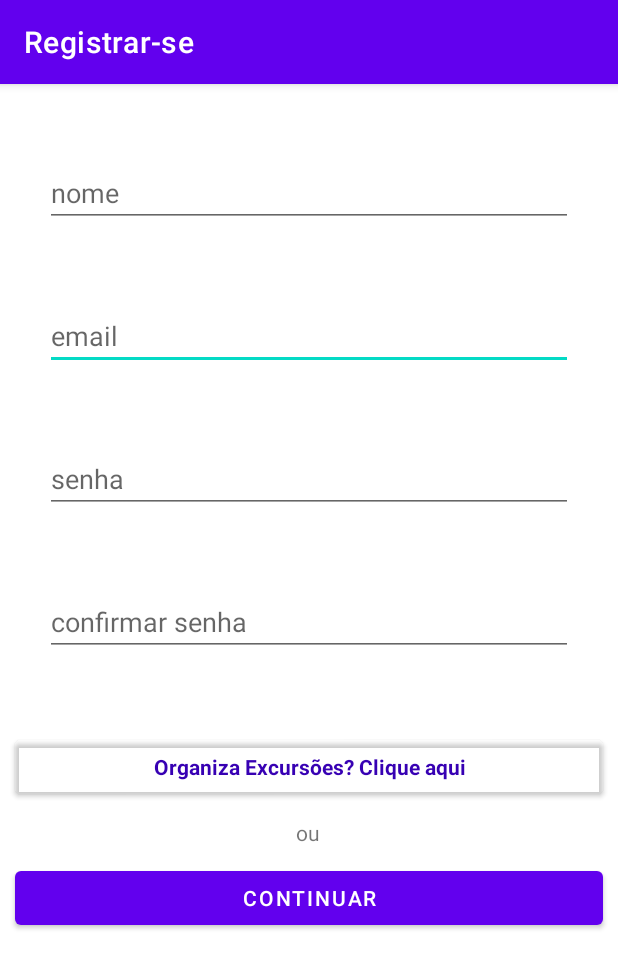
After one commit to victorbueno8/TripXp, an Android app: the RegistrationActivity screen opened directly, with no data from a screen before it, on a phone screen of 412 x 824 dp. The commit adds this screen. Shown: the top 968 px of the screen. Run offline under Robolectric (Android 15) with nearby library versions, the phone set to English and light mode, and no system bars.

Commit message:
Add base login and registration activities

```diff
--- a/app/src/main/AndroidManifest.xml
+++ b/app/src/main/AndroidManifest.xml
@@ -9,6 +9,12 @@
         android:roundIcon="@mipmap/ic_launcher_round"
         android:supportsRtl="true"
         android:theme="@style/Theme.TripXp">
+        <activity
+            android:name=".presentation.RegistrationActivity"
+            android:label="Registrar-se" />
+        <activity
+            android:name=".presentation.LoginActivity"
+            android:label="Login"/>
         <activity android:name=".presentation.SplashScreenActivity">
             <intent-filter>
                 <action android:name="android.intent.action.MAIN" />
--- /dev/null
+++ b/app/src/main/java/br/edu/ifsp/scl/sdm/tripxp/presentation/RegistrationActivity.kt
@@ -0,0 +1,12 @@
+package br.edu.ifsp.scl.sdm.tripxp.presentation
+
+import androidx.appcompat.app.AppCompatActivity
+import android.os.Bundle
+import br.edu.ifsp.scl.sdm.tripxp.R
+
+class RegistrationActivity : AppCompatActivity() {
+    override fun onCreate(savedInstanceState: Bundle?) {
+        super.onCreate(savedInstanceState)
+        setContentView(R.layout.activity_registration)
+    }
+}
--- /dev/null
+++ b/app/src/main/res/layout/activity_registration.xml
@@ -0,0 +1,121 @@
+<?xml version="1.0" encoding="utf-8"?>
+<androidx.constraintlayout.widget.ConstraintLayout xmlns:android="http://schemas.android.com/apk/res/android"
+    xmlns:app="http://schemas.android.com/apk/res-auto"
+    xmlns:tools="http://schemas.android.com/tools"
+    android:layout_width="match_parent"
+    android:layout_height="match_parent"
+    tools:context=".presentation.RegistrationActivity">
+
+    <TextView
+        android:id="@+id/ouTv2"
+        android:layout_width="wrap_content"
+        android:layout_height="wrap_content"
+        android:layout_marginTop="10dp"
+        android:text="@string/ou"
+        app:layout_constraintEnd_toEndOf="parent"
+        app:layout_constraintHorizontal_bias="0.498"
+        app:layout_constraintStart_toStartOf="parent"
+        app:layout_constraintTop_toBottomOf="@+id/registerOrganizadorBt"
+        tools:text="ou" />
+
+    <EditText
+        android:id="@+id/registerEmailEt"
+        android:layout_width="0dp"
+        android:layout_height="wrap_content"
+        android:layout_marginStart="30dp"
+        android:layout_marginLeft="30dp"
+        android:layout_marginTop="50dp"
+        android:layout_marginEnd="30dp"
+        android:layout_marginRight="30dp"
+        android:ems="10"
+        android:hint="@string/email"
+        android:inputType="textEmailAddress"
+        app:layout_constraintEnd_toEndOf="parent"
+        app:layout_constraintStart_toStartOf="parent"
+        app:layout_constraintTop_toBottomOf="@+id/registerNameEt"
+        android:autofillHints="@string/email" />
+
+    <EditText
+        android:id="@+id/registerSenhaEt"
+        android:layout_width="0dp"
+        android:layout_height="wrap_content"
+        android:layout_marginStart="30dp"
+        android:layout_marginLeft="30dp"
+        android:layout_marginTop="50dp"
+        android:layout_marginEnd="30dp"
+        android:layout_marginRight="30dp"
+        android:ems="10"
+        android:hint="@string/senha"
+        android:inputType="textPassword"
+        app:layout_constraintEnd_toEndOf="parent"
+        app:layout_constraintStart_toStartOf="parent"
+        app:layout_constraintTop_toBottomOf="@+id/registerEmailEt"
+        android:autofillHints="@string/senha" />
+
+    <EditText
+        android:id="@+id/registerConfirmSenhaEt"
+        android:layout_width="0dp"
+        android:layout_height="wrap_content"
+        android:layout_marginStart="30dp"
+        android:layout_marginLeft="30dp"
+        android:layout_marginTop="50dp"
+        android:layout_marginEnd="30dp"
+        android:layout_marginRight="30dp"
+        android:ems="10"
+        android:hint="@string/confirmar_senha"
+        android:inputType="textPassword"
+        app:layout_constraintEnd_toEndOf="parent"
+        app:layout_constraintStart_toStartOf="parent"
+        app:layout_constraintTop_toBottomOf="@+id/registerSenhaEt"
+        android:autofillHints="@string/confirmar_senha" />
+
+    <EditText
+        android:id="@+id/registerNameEt"
+        android:layout_width="0dp"
+        android:layout_height="wrap_content"
+        android:layout_marginStart="30dp"
+        android:layout_marginLeft="30dp"
+        android:layout_marginTop="50dp"
+        android:layout_marginEnd="30dp"
+        android:layout_marginRight="30dp"
+        android:ems="10"
+        android:hint="@string/nome"
+        android:inputType="textPersonName"
+        app:layout_constraintEnd_toEndOf="parent"
+        app:layout_constraintStart_toStartOf="parent"
+        app:layout_constraintTop_toTopOf="parent"
+        android:autofillHints="@string/nome" />
+
+    <Button
+        android:id="@+id/continuarBt"
+        android:layout_width="0dp"
+        android:layout_height="wrap_content"
+        android:layout_marginStart="10dp"
+        android:layout_marginLeft="10dp"
+        android:layout_marginTop="10dp"
+        android:layout_marginEnd="10dp"
+        android:layout_marginRight="10dp"
+        android:text="@string/continuar"
+        app:layout_constraintEnd_toEndOf="parent"
+        app:layout_constraintStart_toStartOf="parent"
+        app:layout_constraintTop_toBottomOf="@+id/ouTv2" />
+
+    <Button
+        android:id="@+id/registerOrganizadorBt"
+        android:layout_width="0dp"
+        android:layout_height="wrap_content"
+        android:layout_marginStart="10dp"
+        android:layout_marginLeft="10dp"
+        android:layout_marginTop="50dp"
+        android:layout_marginEnd="10dp"
+        android:layout_marginRight="10dp"
+        android:text="@string/organiza_excurs_es_clique_aqui"
+        android:textAppearance="@style/TextAppearance.AppCompat.Body1"
+        android:textColor="@color/purple_700"
+        android:textStyle="bold"
+        app:backgroundTint="#00FFFFFF"
+        app:layout_constraintEnd_toEndOf="parent"
+        app:layout_constraintStart_toStartOf="parent"
+        app:layout_constraintTop_toBottomOf="@+id/registerConfirmSenhaEt" />
+
+</androidx.constraintlayout.widget.ConstraintLayout>
--- a/app/src/main/res/values/strings.xml
+++ b/app/src/main/res/values/strings.xml
@@ -1,3 +1,13 @@
 <resources>
     <string name="app_name">TripXp</string>
+    <string name="tripxp">TripXp</string>
+    <string name="email">email</string>
+    <string name="senha">senha</string>
+    <string name="entrar">Entrar</string>
+    <string name="nome">nome</string>
+    <string name="confirmar_senha">confirmar senha</string>
+    <string name="continuar">Continuar</string>
+    <string name="inscreva_se">Inscreva-se</string>
+    <string name="ou">ou</string>
+    <string name="organiza_excurs_es_clique_aqui">Organiza Excursões? Clique aqui</string>
 </resources>
```
Also changed, not shown: app/src/main/java/br/edu/ifsp/scl/sdm/tripxp/presentation/LoginActivity.kt (added, +12 -0 lines), app/src/main/res/layout/activity_login.xml (added, +101 -0 lines).
